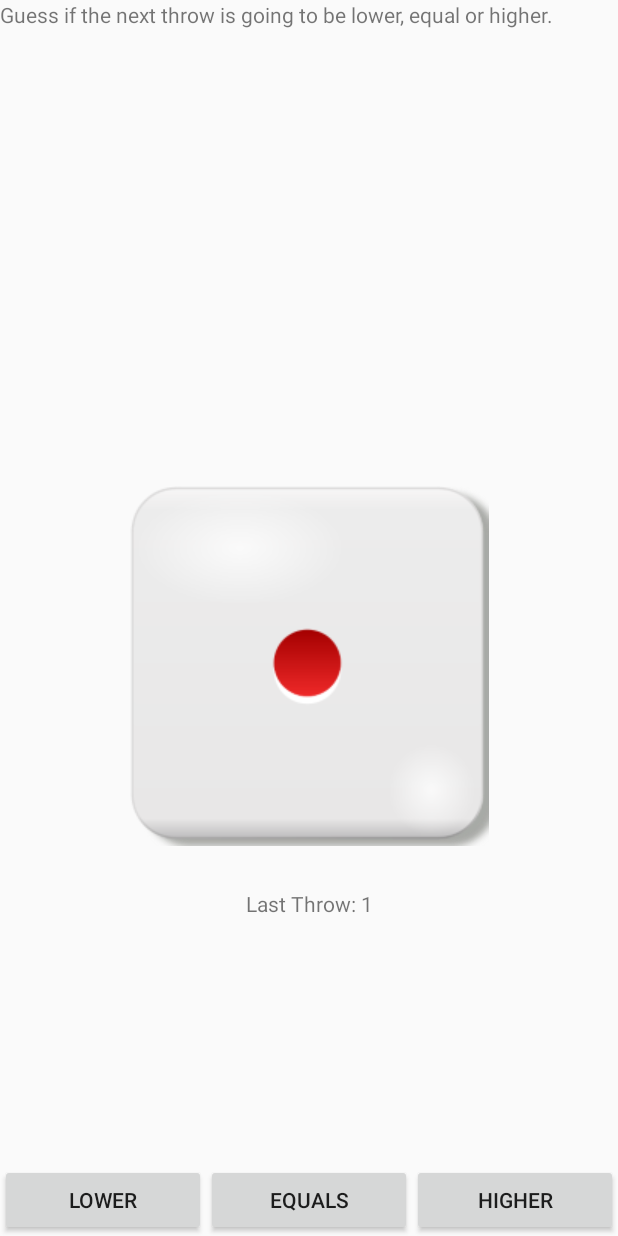
After one commit to BrunoFigueiredo2k/Level-1--Task1, an Android app: the layout activity_higher_lower.xml on its own in the app's theme, with its tools: preview values and no code run, on a phone screen of 412 x 824 dp. The commit adds this screen. Run offline under Robolectric (Android 15) with nearby library versions, the phone set to English and light mode, and no system bars.

Commit message:
Step 5.1

```diff
--- a/app/build.gradle
+++ b/app/build.gradle
@@ -5,6 +5,10 @@ apply plugin: 'kotlin-android-extensions'
 android {
     compileSdkVersion 30
     buildToolsVersion "30.0.2"
+
+    buildFeatures {
+        viewBinding = true
+    }
 
     defaultConfig {
         applicationId "com.example.level1_task1"
--- a/app/src/main/AndroidManifest.xml
+++ b/app/src/main/AndroidManifest.xml
@@ -9,7 +9,7 @@
         android:roundIcon="@mipmap/ic_launcher_round"
         android:supportsRtl="true"
         android:theme="@style/AppTheme">
-        <activity android:name=".MainActivity">
+        <activity android:name=".HigherLowerActivity">
             <intent-filter>
                 <action android:name="android.intent.action.MAIN" />
 
--- /dev/null
+++ b/app/src/main/res/layout/activity_higher_lower.xml
@@ -0,0 +1,64 @@
+<?xml version="1.0" encoding="utf-8"?>
+<androidx.constraintlayout.widget.ConstraintLayout xmlns:android="http://schemas.android.com/apk/res/android"
+    xmlns:app="http://schemas.android.com/apk/res-auto"
+    xmlns:tools="http://schemas.android.com/tools"
+    android:layout_width="match_parent"
+    android:layout_height="match_parent"
+    tools:context=".HigherLowerActivity">
+
+    <TextView
+        android:layout_width="wrap_content"
+        android:layout_height="wrap_content"
+        android:text="@string/title"
+        app:layout_constraintLeft_toLeftOf="parent"
+        app:layout_constraintTop_toTopOf="parent" />
+
+    <ImageView
+        android:id="@+id/imageView"
+        android:layout_width="wrap_content"
+        android:layout_height="wrap_content"
+        android:layout_marginBottom="260dp"
+        android:src="@drawable/dice1"
+        app:layout_constraintBottom_toBottomOf="parent"
+        app:layout_constraintEnd_toEndOf="parent"
+        app:layout_constraintStart_toStartOf="parent" />
+
+    <TextView
+        android:id="@+id/textView"
+        android:layout_width="wrap_content"
+        android:layout_height="wrap_content"
+        android:text="@string/last_throw"
+        app:layout_constraintBottom_toBottomOf="parent"
+        app:layout_constraintEnd_toEndOf="parent"
+        app:layout_constraintStart_toStartOf="parent"
+        app:layout_constraintTop_toBottomOf="@+id/imageView"
+        app:layout_constraintVertical_bias="0.12" />
+
+    <Button
+        android:id="@+id/btn-equals"
+        android:layout_width="0dp"
+        android:layout_height="wrap_content"
+        android:text="@string/btn_equals"
+        app:layout_constraintBottom_toBottomOf="parent"
+        app:layout_constraintEnd_toStartOf="@+id/btn-higher"
+        app:layout_constraintStart_toEndOf="@+id/btn-lower" />
+
+    <Button
+        android:id="@+id/btn-lower"
+        android:layout_width="0dp"
+        android:layout_height="wrap_content"
+        android:text="@string/btn_lower"
+        app:layout_constraintBottom_toBottomOf="parent"
+        app:layout_constraintEnd_toStartOf="@+id/btn-equals"
+        app:layout_constraintStart_toStartOf="parent" />
+
+    <Button
+        android:id="@+id/btn-higher"
+        android:layout_width="0dp"
+        android:layout_height="wrap_content"
+        android:text="@string/btn_higher"
+        app:layout_constraintBottom_toBottomOf="parent"
+        app:layout_constraintEnd_toEndOf="parent"
+        app:layout_constraintStart_toEndOf="@+id/btn-equals" />
+
+</androidx.constraintlayout.widget.ConstraintLayout>
--- a/app/src/main/res/values/strings.xml
+++ b/app/src/main/res/values/strings.xml
@@ -1,3 +1,8 @@
 <resources>
     <string name="app_name">Level 1 - Task 1</string>
+    <string name="title">Guess if the next throw is going to be lower, equal or higher.</string>
+    <string name="last_throw">Last Throw: 1</string>
+    <string name="btn_lower">Lower</string>
+    <string name="btn_equals">Equals</string>
+    <string name="btn_higher">Higher</string>
 </resources>
```
Also changed, not shown: app/src/main/java/com/example/level1_task1/HigherLowerActivity.kt (added, +32 -0 lines), app/src/main/java/com/example/level1_task1/MainActivity.kt (deleted, +0 -11 lines), app/src/main/res/layout/activity_main.xml (deleted, +0 -18 lines), app/src/main/res/drawable/dice1.png (added), app/src/main/res/drawable/dice2.png (added), app/src/main/res/drawable/dice3.png (added), app/src/main/res/drawable/dice4.png (added), app/src/main/res/drawable/dice5.png (added), app/src/main/res/drawable/dice6.png (added).
